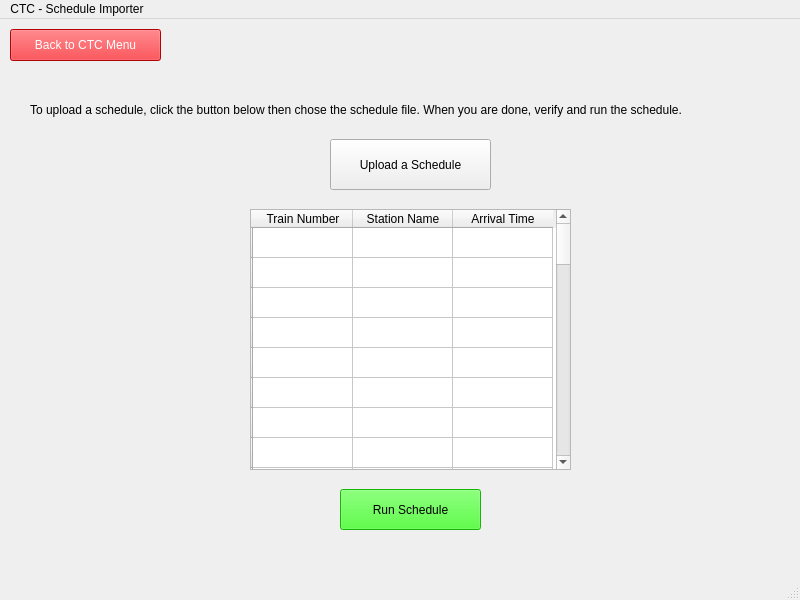
aet37/ECE1140-Project, file src/UI/CTC/ctc_schedule_import.ui: the form before one commit.
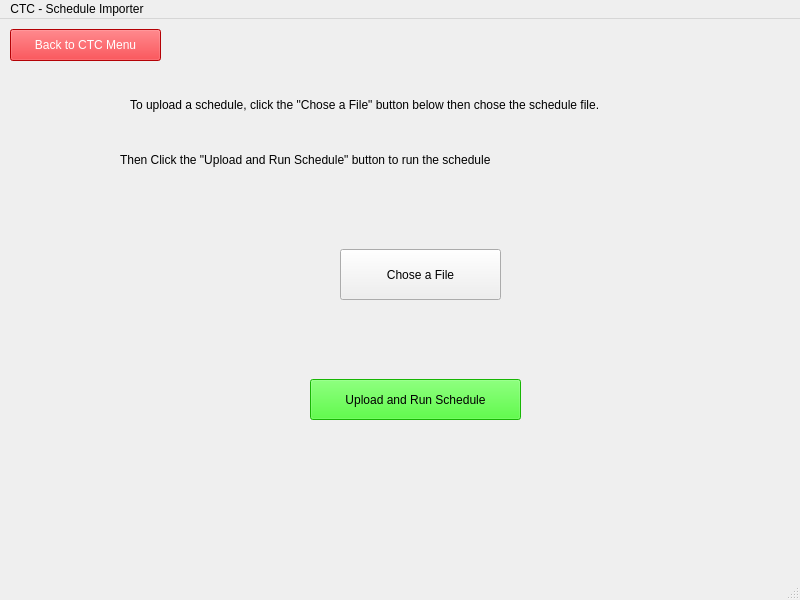
The form after the commit.

Commit message: Import Schedule functionality CTC

Patch:
```diff
--- a/src/UI/CTC/ctc_schedule_import.ui
+++ b/src/UI/CTC/ctc_schedule_import.ui
@@ -17,295 +17,35 @@
    <widget class="QLabel" name="ScheduleAddInstructions">
     <property name="geometry">
      <rect>
-      <x>30</x>
-      <y>40</y>
-      <width>751</width>
-      <height>101</height>
+      <x>130</x>
+      <y>50</y>
+      <width>601</width>
+      <height>71</height>
      </rect>
     </property>
     <property name="text">
-     <string>To upload a schedule, click the button below then chose the schedule file. When you are done, verify and run the schedule.</string>
+     <string>To upload a schedule, click the &quot;Chose a File&quot; button below then chose the schedule file.</string>
     </property>
    </widget>
    <widget class="QPushButton" name="pushButton">
     <property name="geometry">
      <rect>
-      <x>330</x>
-      <y>120</y>
+      <x>340</x>
+      <y>230</y>
       <width>161</width>
       <height>51</height>
      </rect>
     </property>
     <property name="text">
-     <string>Upload a Schedule</string>
+     <string>Chose a File</string>
     </property>
    </widget>
-   <widget class="QTableWidget" name="ScheduleTable">
+   <widget class="QPushButton" name="UploadAndRun">
     <property name="geometry">
      <rect>
-      <x>250</x>
-      <y>190</y>
-      <width>321</width>
-      <height>261</height>
-     </rect>
-    </property>
-    <row>
-     <property name="text">
-      <string/>
-     </property>
-    </row>
-    <row>
-     <property name="text">
-      <string/>
-     </property>
-    </row>
-    <row>
-     <property name="text">
-      <string/>
-     </property>
-    </row>
-    <row>
-     <property name="text">
-      <string/>
-     </property>
-    </row>
-    <row>
-     <property name="text">
-      <string/>
-     </property>
-    </row>
-    <row>
-     <property name="text">
-      <string/>
-     </property>
-    </row>
-    <row>
-     <property name="text">
-      <string/>
-     </property>
-    </row>
-    <row>
-     <property name="text">
-      <string/>
-     </property>
-    </row>
-    <row>
-     <property name="text">
-      <string/>
-     </property>
-    </row>
-    <row>
-     <property name="text">
-      <string/>
-     </property>
-    </row>
-    <row>
-     <property name="text">
-      <string/>
-     </property>
-    </row>
-    <row>
-     <property name="text">
-      <string/>
-     </property>
-    </row>
-    <row>
-     <property name="text">
-      <string/>
-     </property>
-    </row>
-    <row>
-     <property name="text">
-      <string/>
-     </property>
-    </row>
-    <row>
-     <property name="text">
-      <string/>
-     </property>
-    </row>
-    <row>
-     <property name="text">
-      <string/>
-     </property>
-    </row>
-    <row>
-     <property name="text">
-      <string/>
-     </property>
-    </row>
-    <row>
-     <property name="text">
-      <string/>
-     </property>
-    </row>
-    <row>
-     <property name="text">
-      <string/>
-     </property>
-    </row>
-    <row>
-     <property name="text">
-      <string/>
-     </property>
-    </row>
-    <row>
-     <property name="text">
-      <string/>
-     </property>
-    </row>
-    <row>
-     <property name="text">
-      <string/>
-     </property>
-    </row>
-    <row>
-     <property name="text">
-      <string/>
-     </property>
-    </row>
-    <row>
-     <property name="text">
-      <string/>
-     </property>
-    </row>
-    <row>
-     <property name="text">
-      <string/>
-     </property>
-    </row>
-    <row>
-     <property name="text">
-      <string/>
-     </property>
-    </row>
-    <row>
-     <property name="text">
-      <string/>
-     </property>
-    </row>
-    <row>
-     <property name="text">
-      <string/>
-     </property>
-    </row>
-    <row>
-     <property name="text">
-      <string/>
-     </property>
-    </row>
-    <row>
-     <property name="text">
-      <string/>
-     </property>
-    </row>
-    <row>
-     <property name="text">
-      <string/>
-     </property>
-    </row>
-    <row>
-     <property name="text">
-      <string/>
-     </property>
-    </row>
-    <row>
-     <property name="text">
-      <string/>
-     </property>
-    </row>
-    <row>
-     <property name="text">
-      <string/>
-     </property>
-    </row>
-    <row>
-     <property name="text">
-      <string/>
-     </property>
-    </row>
-    <row>
-     <property name="text">
-      <string/>
-     </property>
-    </row>
-    <row>
-     <property name="text">
-      <string/>
-     </property>
-    </row>
-    <row>
-     <property name="text">
-      <string/>
-     </property>
-    </row>
-    <row>
-     <property name="text">
-      <string/>
-     </property>
-    </row>
-    <row>
-     <property name="text">
-      <string/>
-     </property>
-    </row>
-    <row>
-     <property name="text">
-      <string/>
-     </property>
-    </row>
-    <row>
-     <property name="text">
-      <string/>
-     </property>
-    </row>
-    <row>
-     <property name="text">
-      <string/>
-     </property>
-    </row>
-    <row>
-     <property name="text">
-      <string/>
-     </property>
-    </row>
-    <row>
-     <property name="text">
-      <string/>
-     </property>
-    </row>
-    <row>
-     <property name="text">
-      <string/>
-     </property>
-    </row>
-    <column>
-     <property name="text">
-      <string>Train Number</string>
-     </property>
-    </column>
-    <column>
-     <property name="text">
-      <string>Station Name</string>
-     </property>
-    </column>
-    <column>
-     <property name="text">
-      <string>Arrival Time</string>
-     </property>
-    </column>
-    <item row="0" column="0">
-     <property name="text">
-      <string/>
-     </property>
-    </item>
-   </widget>
-   <widget class="QPushButton" name="pushButton_2">
-    <property name="geometry">
-     <rect>
-      <x>340</x>
-      <y>470</y>
-      <width>141</width>
+      <x>310</x>
+      <y>360</y>
+      <width>211</width>
       <height>41</height>
      </rect>
     </property>
@@ -314,7 +54,7 @@
 </string>
     </property>
     <property name="text">
-     <string>Run Schedule</string>
+     <string>Upload and Run Schedule</string>
     </property>
    </widget>
    <widget class="QPushButton" name="BackToMainMenu">
@@ -334,6 +74,51 @@
      <string>Back to CTC Menu</string>
     </property>
    </widget>
+   <widget class="QLabel" name="ScheduleAddInstructions_2">
+    <property name="geometry">
+     <rect>
+      <x>120</x>
+      <y>90</y>
+      <width>621</width>
+      <height>101</height>
+     </rect>
+    </property>
+    <property name="text">
+     <string>Then Click the &quot;Upload and Run Schedule&quot; button to run the schedule</string>
+    </property>
+   </widget>
+   <widget class="QLabel" name="FilePath">
+    <property name="geometry">
+     <rect>
+      <x>90</x>
+      <y>290</y>
+      <width>651</width>
+      <height>31</height>
+     </rect>
+    </property>
+    <property name="styleSheet">
+     <string notr="true">color: rgb(0, 0, 255);</string>
+    </property>
+    <property name="text">
+     <string/>
+    </property>
+   </widget>
+   <widget class="QLabel" name="ConfErr">
+    <property name="geometry">
+     <rect>
+      <x>90</x>
+      <y>470</y>
+      <width>651</width>
+      <height>31</height>
+     </rect>
+    </property>
+    <property name="styleSheet">
+     <string notr="true">color: rgb(64, 128, 2);</string>
+    </property>
+    <property name="text">
+     <string/>
+    </property>
+   </widget>
   </widget>
   <widget class="QMenuBar" name="menubar">
    <property name="geometry">
```
Left out of the diff: 4 changed lines with no effect on the pictures. The commit also changes 5 other files.
